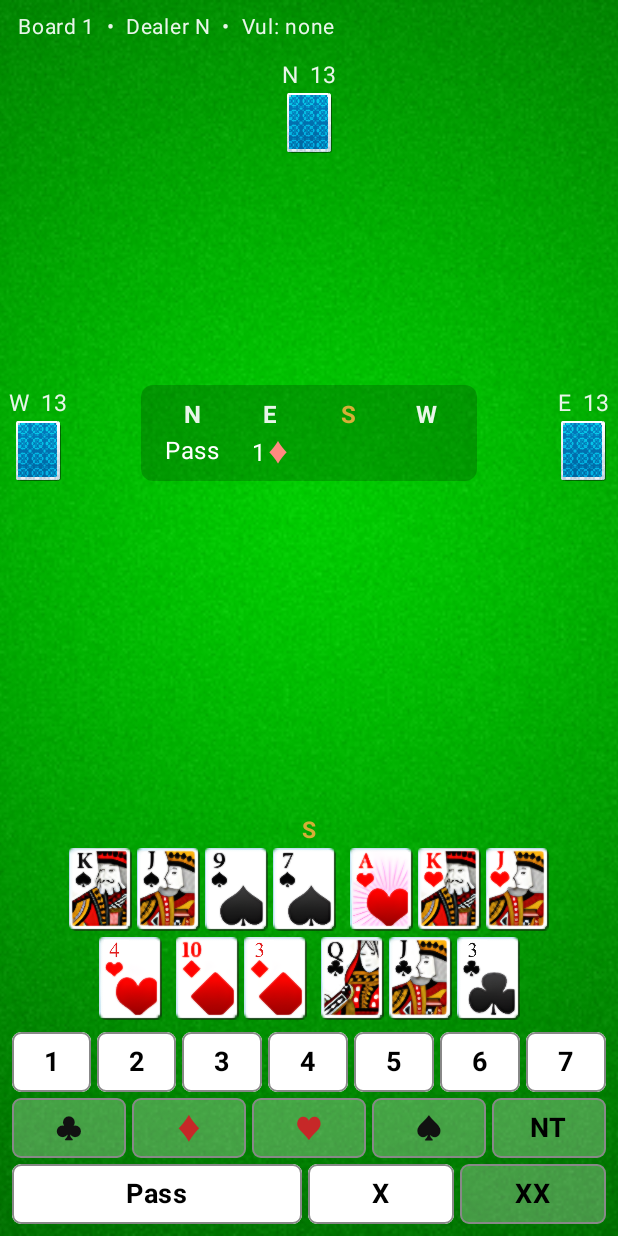
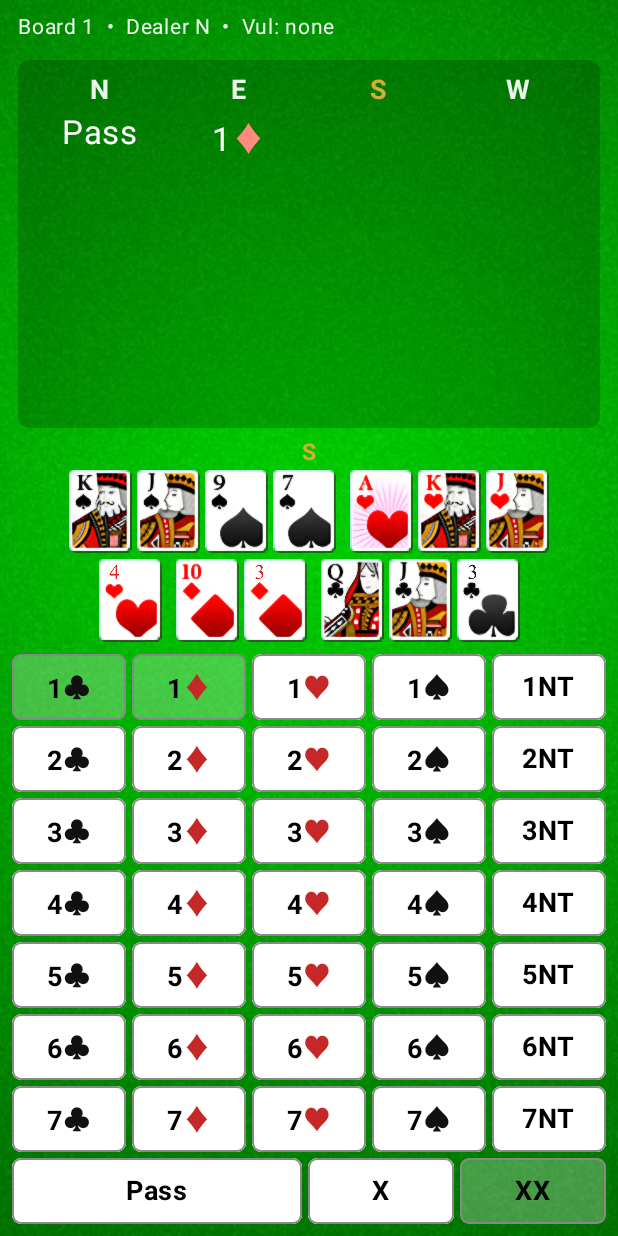
Before and after one commit to SmaginStepan/BridgeAndroid, an Android app built with Jetpack Compose: the SoloScreen screen opened through its navigation route, on a phone screen of 412 x 824 dp. Run offline under Robolectric (Android 15) with nearby library versions, the phone set to English and light mode, and no system bars; our stand-ins replace AdMob; libraries missing offline, so code that uses them is left out: com.android.billingclient; pictures from the network do not load; 6 statements that could not run were skipped.

Commit message:
Bidding box: one-tap grid shown only on the player's turn
- BidGrid: a row per level with a legal bid, one column per denomination,
  illegal bids dimmed, Pass/X/XX underneath; replaces the two-step box
- AuctionList: scrollable list of the calls so far fills the middle of the
  screen during the auction and follows the newest call
- the grid appears only when it is the human's turn; the human's hand
  stays visible
- DESIGN.md notes the decision (concept A; coach suggestions later)

Co-Authored-By: Claude Sonnet 5.5 <noreply@anthropic.com>

```diff
--- a/app/src/main/java/com/an0obis/bridge/ui/solo/SoloScreen.kt
+++ b/app/src/main/java/com/an0obis/bridge/ui/solo/SoloScreen.kt
@@ -14,6 +14,9 @@ import androidx.compose.foundation.layout.offset
 import androidx.compose.foundation.layout.padding
 import androidx.compose.foundation.layout.size
 import androidx.compose.foundation.layout.width
+import androidx.compose.foundation.rememberScrollState
+import androidx.compose.foundation.verticalScroll
+import androidx.compose.runtime.LaunchedEffect
 import androidx.compose.foundation.shape.RoundedCornerShape
 import androidx.compose.material3.AlertDialog
 import androidx.compose.material3.Button
@@ -102,6 +105,13 @@ fun SoloScreen(onBack: () -> Unit, vm: SoloViewModel = viewModel()) {
     Column(modifier = Modifier.fillMaxSize().background(Felt).paint(cloth, contentScale = ContentScale.Crop)) {
         InfoBar(s)
 
+        if (s.phase == Phase.AUCTION) {
+            // the auction: a scrollable list of the calls made so far fills the middle
+            AuctionList(
+                s,
+                modifier = Modifier.weight(1f).fillMaxWidth().padding(horizontal = 12.dp, vertical = 4.dp)
+            )
+        } else {
             Box(modifier = Modifier.weight(1f).fillMaxWidth()) {
                 Box(modifier = Modifier.align(Alignment.TopCenter).padding(top = 2.dp)) {
                     NorthSeat(s, vm::onCard)
@@ -113,7 +123,8 @@ fun SoloScreen(onBack: () -> Unit, vm: SoloViewModel = viewModel()) {
                     SideSeat(s, Seat.EAST)
                 }
                 Box(modifier = Modifier.align(Alignment.Center)) {
-                if (s.phase == Phase.AUCTION) AuctionGrid(s) else TrickArea(s.trick)
+                    TrickArea(s.trick)
+                }
             }
         }
 
@@ -130,7 +141,8 @@ fun SoloScreen(onBack: () -> Unit, vm: SoloViewModel = viewModel()) {
 
         Box(modifier = Modifier.fillMaxWidth().padding(8.dp)) {
             when (s.phase) {
-                Phase.AUCTION -> BiddingBox(s.legalCalls, s.humanToAct, vm::onCall)
+                // the bidding grid appears only on the player's turn
+                Phase.AUCTION -> if (s.humanToAct) BidGrid(s.legalCalls, vm::onCall) else StatusLine(s)
                 Phase.PLAY -> StatusLine(s)
                 Phase.DONE -> Row(
                     modifier = Modifier.fillMaxWidth(),
@@ -268,38 +280,44 @@ private fun TrickArea(trick: List<Pair<Int, Card>>) {
     }
 }
 
+/** The calls made so far, one column per seat; the header stays put and the rows scroll. */
 @Composable
-private fun AuctionGrid(s: TableState) {
-    val cellWidth = 52.dp
+private fun AuctionList(s: TableState, modifier: Modifier = Modifier) {
     val cells: List<Call?> = List<Call?>(s.dealer) { null } + s.calls
+    val scroll = rememberScrollState()
+    // keep the newest call in view
+    LaunchedEffect(s.calls.size, scroll.maxValue) { scroll.scrollTo(scroll.maxValue) }
     Column(
-        modifier = Modifier
+        modifier = modifier
             .clip(RoundedCornerShape(8.dp))
             .background(Color(0x33000000))
             .padding(8.dp)
     ) {
-        Row {
+        Row(modifier = Modifier.fillMaxWidth()) {
             for (seat in Seat.NORTH..Seat.WEST) {
                 Text(
                     text = seatLetter(seat),
                     color = if (seat == s.turnSeat) AccentGold else LabelColor,
                     fontWeight = FontWeight.Bold,
+                    fontSize = 18.sp,
                     textAlign = TextAlign.Center,
-                    modifier = Modifier.width(cellWidth)
+                    modifier = Modifier.weight(1f)
                 )
             }
         }
+        Column(modifier = Modifier.weight(1f).fillMaxWidth().verticalScroll(scroll)) {
             cells.chunked(4).forEach { row ->
-            Row {
+                Row(modifier = Modifier.fillMaxWidth().padding(vertical = 3.dp)) {
                     for (i in 0 until 4) {
                         val call = row.getOrNull(i)
                         Text(
                             text = if (call == null) AnnotatedString("") else callText(call),
                             color = Color.White,
-                        fontSize = 16.sp,
+                            fontSize = 22.sp,
                             textAlign = TextAlign.Center,
-                        modifier = Modifier.width(cellWidth)
+                            modifier = Modifier.weight(1f)
                         )
+                    }
                 }
             }
         }
@@ -333,7 +351,7 @@ private fun BidKey(
     val shape = RoundedCornerShape(6.dp)
     Box(
         modifier = modifier
-            .height(40.dp)
+            .height(44.dp)
             .clip(shape)
             .background(if (enabled) Color.White else Color(0x44FFFFFF))
             .border(if (selected) 3.dp else 1.dp, if (selected) AccentGold else Color(0xFF888888), shape)
@@ -344,49 +362,39 @@ private fun BidKey(
     }
 }
 
-/** Pick a level, then a denomination; or pass / double / redouble. Only legal calls are enabled. */
+/**
+ * The one-tap bidding grid: a row per level that still has a legal bid, a column per denomination.
+ * Bids that are not legal in a shown row are dimmed. Pass, double and redouble sit underneath.
+ * Shown only on the player's turn, so [legal] is never empty.
+ */
 @Composable
-private fun BiddingBox(legal: Set<Call>, enabled: Boolean, onCall: (Call) -> Unit) {
-    var level by remember(legal) { mutableStateOf<Int?>(null) }
+private fun BidGrid(legal: Set<Call>, onCall: (Call) -> Unit) {
+    val levels = (1..7).filter { l -> legal.any { it is Call.Bid && it.level == l } }
     Column(verticalArrangement = Arrangement.spacedBy(4.dp)) {
+        for (level in levels) {
             Row(horizontalArrangement = Arrangement.spacedBy(4.dp)) {
-            for (l in 1..7) {
+                for (denom in Suit.CLUBS..Suit.NO_TRUMP) {
+                    val bid = Call.Bid(level, denom)
                     BidKey(
-                    label = AnnotatedString(l.toString()),
-                    enabled = enabled && legal.any { it is Call.Bid && it.level == l },
-                    selected = level == l,
+                        label = denominationText(level.toString(), denom, onTable = false),
+                        enabled = bid in legal,
                         modifier = Modifier.weight(1f)
-                ) { level = l }
-            }
-        }
-        Row(horizontalArrangement = Arrangement.spacedBy(4.dp)) {
-            for (d in Suit.CLUBS..Suit.NO_TRUMP) {
-                val lv = level
-                BidKey(
-                    label = denominationText("", d, onTable = false),
-                    enabled = enabled && lv != null && Call.Bid(lv, d) in legal,
-                    modifier = Modifier.weight(1f)
-                ) {
-                    if (lv != null) onCall(Call.Bid(lv, d))
+                    ) { onCall(bid) }
                 }
             }
         }
         Row(horizontalArrangement = Arrangement.spacedBy(4.dp)) {
             BidKey(
                 label = AnnotatedString(stringResource(R.string.bid_pass)),
-                enabled = enabled && Call.Pass in legal,
+                enabled = Call.Pass in legal,
                 modifier = Modifier.weight(2f)
             ) { onCall(Call.Pass) }
-            BidKey(
-                label = AnnotatedString("X"),
-                enabled = enabled && Call.Dbl in legal,
-                modifier = Modifier.weight(1f)
-            ) { onCall(Call.Dbl) }
-            BidKey(
-                label = AnnotatedString("XX"),
-                enabled = enabled && Call.Redbl in legal,
-                modifier = Modifier.weight(1f)
-            ) { onCall(Call.Redbl) }
+            BidKey(label = AnnotatedString("X"), enabled = Call.Dbl in legal, modifier = Modifier.weight(1f)) {
+                onCall(Call.Dbl)
+            }
+            BidKey(label = AnnotatedString("XX"), enabled = Call.Redbl in legal, modifier = Modifier.weight(1f)) {
+                onCall(Call.Redbl)
             }
         }
     }
+}
```
Also changed, not shown: 1 other file. Lines whose indentation alone changed are shown as unchanged.
